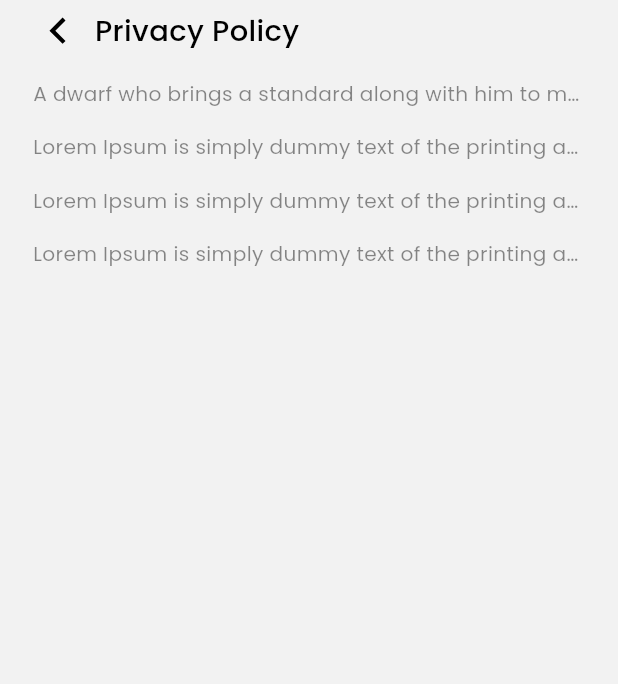
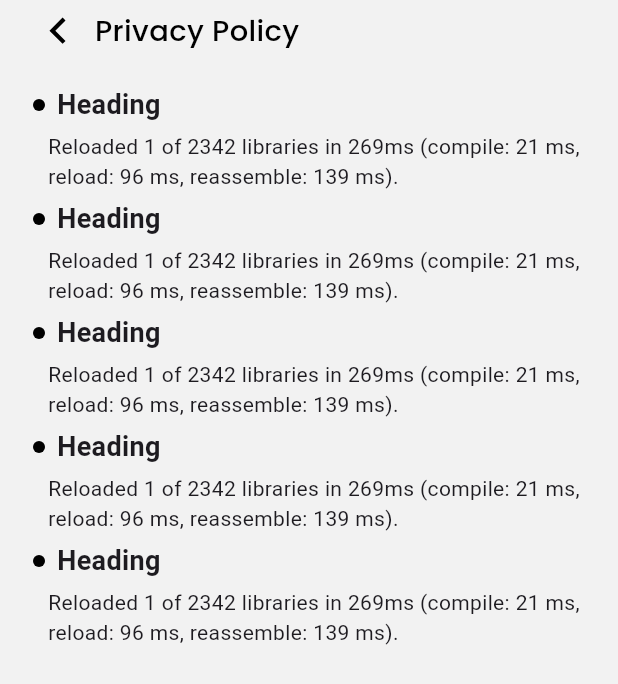
Before and after one commit to Techdotpvtltd/MuutschApp, a Flutter app: the PrivacyPolicyPage screen opened directly, on a phone screen of 412 x 824 dp. Shown: the top 684 px of the screen. Run offline on Flutter 3.47's test engine with Material 3 defaults, Android fonts, the phone set to English and light mode, and no system bars; our stand-ins replace cached_network_image, cloud_firestore, dropdown_button2, firebase_auth, firebase_core, firebase_messaging and 19 more; missing offline and left inert: custom_info_window, day_night_time_picker, geoflutterfire2, place_picker; accounts and stored records are empty; network calls fail; statements that could not run were skipped.

Commit message:
Privacy Screen design

```diff
--- a/lib/main.dart
+++ b/lib/main.dart
@@ -4,6 +4,7 @@ import 'package:flutter/services.dart';
 import 'package:flutter_bloc/flutter_bloc.dart';
 import 'package:get/get.dart';
 import 'package:musch/blocs/contact_us/contact_us_bloc.dart';
+import 'package:musch/blocs/interest/interest_bloc.dart';
 import 'package:musch/controller/drawer_controller.dart';
 import 'package:musch/controller/nav_controller.dart';
 import 'package:musch/firebase_options.dart';
@@ -68,6 +69,7 @@ class MyApp extends StatelessWidget {
             BlocProvider(create: (context) => ChatBloc()),
             BlocProvider(create: (context) => MessageBloc()),
             BlocProvider(create: (context) => ContactUsBloc()),
+            BlocProvider(create: (context) => InterestBloc()),
           ],
           child: GetMaterialApp(
             navigatorKey: navKey,
--- a/lib/pages/home/privacy_policy.dart
+++ b/lib/pages/home/privacy_policy.dart
@@ -1,12 +1,10 @@
 import 'package:flutter/material.dart';
 import 'package:get/get.dart';
-import 'package:musch/pages/home/home_drawer.dart';
+import 'package:musch/utils/constants/constants.dart';
 import 'package:musch/widgets/text_widget.dart';
 
 import 'package:remixicon/remixicon.dart';
 import 'package:responsive_sizer/responsive_sizer.dart';
-
-import '../../controller/drawer_controller.dart';
 
 class PrivacyPolicyPage extends StatefulWidget {
   final bool isDrawer;
@@ -31,7 +29,6 @@ class _PrivacyPolicyPageState extends State<PrivacyPolicyPage> {
             backgroundColor: Colors.transparent,
             body: SafeArea(
               bottom: false,
-            child: SingleChildScrollView(
               child: Padding(
                 padding:
                     const EdgeInsets.symmetric(vertical: 4.0, horizontal: 22),
@@ -42,46 +39,72 @@ class _PrivacyPolicyPageState extends State<PrivacyPolicyPage> {
                       children: [
                         InkWell(
                           onTap: () {
-                              Get.find<MyDrawerController>().closeDrawer();
-                              Get.to(HomeDrawer());
+                            Get.back();
                           },
-                            child: Icon(Remix.arrow_left_s_line,
-                                color: Colors.black, size: 4.h)),
+                          child: Icon(
+                            Remix.arrow_left_s_line,
+                            color: Colors.black,
+                            size: 4.h,
+                          ),
+                        ),
                         SizedBox(width: 2.w),
-                        textWidget("Privacy Policy",
-                            color: Colors.black, fontSize: 18.sp),
+                        textWidget(
+                          "Privacy Policy",
+                          color: Colors.black,
+                          fontSize: 18.sp,
+                        ),
                       ],
                     ),
-                    SizedBox(height: 2.h),
-                    textWidget(
-                        "A dwarf who brings a standard along with him to measure his own size, take my word,",
-                        color: Color(0xff000000).withOpacity(0.46),
-                        fontSize: 15.sp,
-                        fontWeight: FontWeight.w400),
-                    SizedBox(height: 2.h),
-                    textWidget(
-                        "Lorem Ipsum is simply dummy text of the printing and typesetting industry. ",
-                        color: Color(0xff000000).withOpacity(0.46),
-                        fontSize: 15.sp,
-                        fontWeight: FontWeight.w400),
-                    SizedBox(height: 2.h),
-                    textWidget(
-                        "Lorem Ipsum is simply dummy text of the printing and typesetting industry. Lorem Ipsum has been the industry's standard dummy text ever since the 1500s, when an unknown printer took a galley of type and scrambled it to make a type specimen book. It has survived not only five centuries, but also the leap into electronic typesetting, remaining essentially unchanged. It was popularised in the 1960s with the release of Letraset sheets containing Lorem Ipsum passages, and more recently with desktop publishing software like Aldus PageMaker including versions of Lorem Ipsum.Lorem Ipsum is simply dummy text of the printing and typesetting industry. Lorem Ipsum has been the industry's standard dummy text ever since the 1500s, when an unknown printer took a galley of type.",
-                        color: Color(0xff000000).withOpacity(0.46),
-                        fontSize: 15.sp,
-                        fontWeight: FontWeight.w400),
-                    SizedBox(height: 2.h),
-                    textWidget(
-                        "Lorem Ipsum is simply dummy text of the printing and typesetting industry. Lorem Ipsum has been the industry's standard dummy text ever since the 1500s, when an unknown printer took a galley of type and scrambled it to make a type specimen book. ",
-                        color: Color(0xff000000).withOpacity(0.46),
-                        fontSize: 15.sp,
-                        fontWeight: FontWeight.w400)
+                    Expanded(
+                      child: ListView.builder(
+                        physics: ScrollPhysics(),
+                        itemCount: 5,
+                        padding: EdgeInsets.symmetric(vertical: 20),
+                        itemBuilder: (ctx, index) {
+                          return Column(
+                            crossAxisAlignment: CrossAxisAlignment.start,
+                            children: [
+                              Row(
+                                children: [
+                                  CircleAvatar(
+                                    radius: 4,
+                                    backgroundColor: Colors.black,
+                                  ),
+                                  gapW8,
+                                  Flexible(
+                                    child: Text(
+                                      "Heading",
+                                      maxLines: 2,
+                                      overflow: TextOverflow.ellipsis,
+                                      style: TextStyle(
+                                        fontSize: 18,
+                                        fontWeight: FontWeight.w700,
+                                      ),
+                                    ),
+                                  ),
+                                ],
+                              ),
+                              Padding(
+                                padding: const EdgeInsets.only(
+                                  top: 5,
+                                  left: 10,
+                                  bottom: 5,
+                                ),
+                                child: Text(
+                                  "Reloaded 1 of 2342 libraries in 269ms (compile: 21 ms, reload: 96 ms, reassemble: 139 ms).",
+                                ),
+                              )
+                            ],
+                          );
+                        },
+                      ),
+                    )
                   ],
                 ),
               ),
             ),
           ),
-        ))
+        )
       ],
     );
   }
```
Also changed, not shown: lib/models/privacy_model.dart (added, +69 -0 lines), lib/pages/auth/interest_page.dart (+60 -28 lines), lib/pages/home/home_drawer.dart (+1 -21 lines), lib/pages/home/term_page.dart (deleted, +0 -184 lines). Lines whose indentation alone changed are shown as unchanged.
